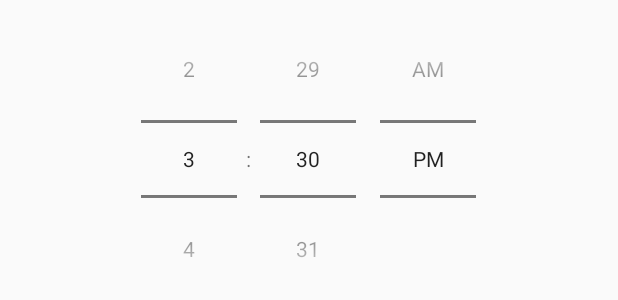
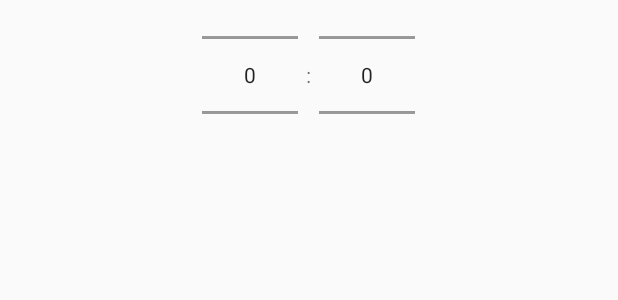
Before and after one commit to SANDY-9/Project_NSMGG, an Android app: the layout number_picker_dialog.xml on its own in the app's theme, with its tools: preview values and no code run, on a phone screen of 412 x 824 dp. Shown: the top 300 px of the screen. Run offline under Robolectric (Android 15) with nearby library versions, the phone set to English and light mode, and no system bars.

Commit message:
일단저장

```diff
--- a/TodayWeather/app/src/main/res/layout/number_picker_dialog.xml
+++ b/TodayWeather/app/src/main/res/layout/number_picker_dialog.xml
@@ -6,9 +6,22 @@
     android:layout_gravity="center"
     android:gravity="center_horizontal">
 
-    <TimePicker
-        android:id="@+id/timepicker"
+    <NumberPicker
+        android:id="@+id/numperPickerH"
+        android:layout_width="wrap_content"
+        android:layout_height="100dp"
+        android:layout_marginRight="5dp" />
+
+    <TextView
+        android:id="@+id/textView53"
         android:layout_width="wrap_content"
         android:layout_height="wrap_content"
-        android:timePickerMode="spinner" />
+        android:layout_marginTop="40dp"
+        android:text=":" />
+
+    <NumberPicker
+        android:id="@+id/numperPickerM"
+        android:layout_width="wrap_content"
+        android:layout_height="100dp"
+        android:layout_marginLeft="5dp" />
 </LinearLayout>
```
Also changed, not shown: TodayWeather/app/src/main/AndroidManifest.xml (+9 -3 lines), TodayWeather/app/src/main/java/com/example/todayweather/push/AlarmReciver.kt (added, +26 -0 lines), TodayWeather/app/src/main/java/com/example/todayweather/view/setting/SettingsFragment.kt (+43 -68 lines).
